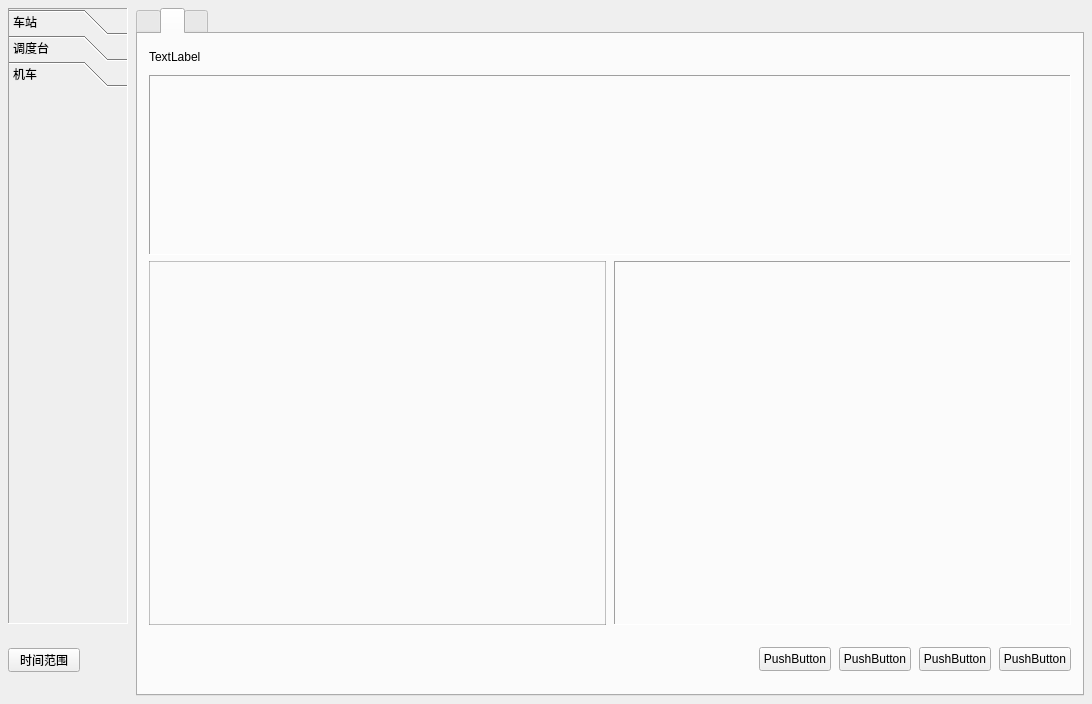
First picture: the form in CTCMainWindow/StationViewKSK/ModuleWidget/StaDispatchOrderKSK.ui, repository fatter1996/CTCProject, before the edit.
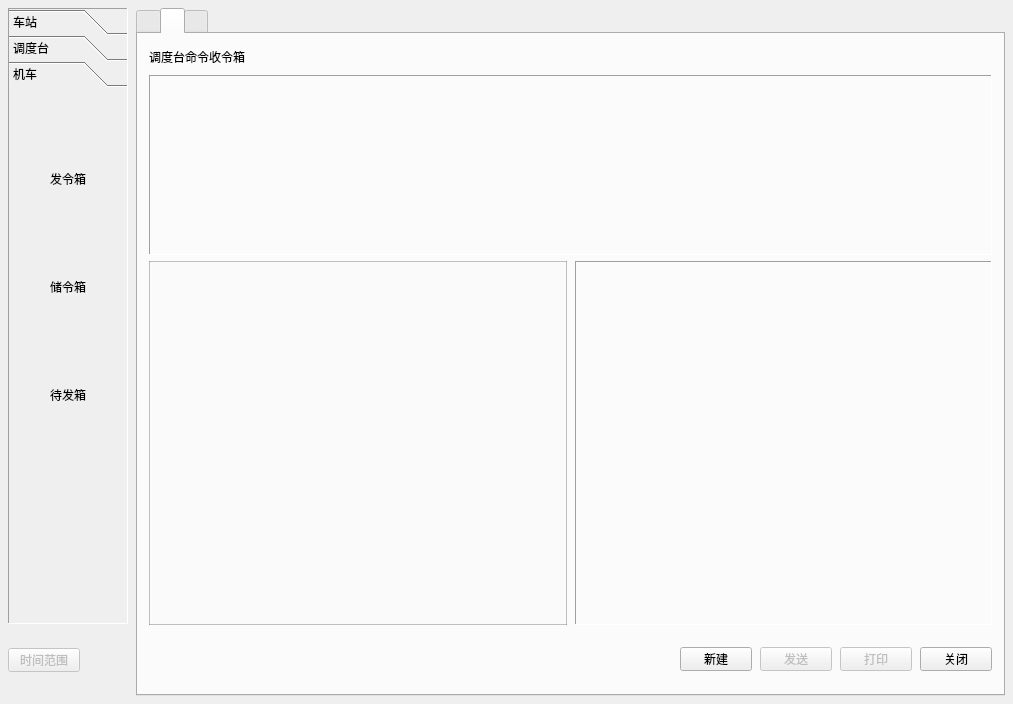
Second picture: the form after the edit. The open tabs and pages were chosen to show the change. Icons and pictures are not drawn.

Commit message: 肖晨阳——收令箱界面及部分功能，合并代码

```diff
--- a/CTCMainWindow/StationViewKSK/ModuleWidget/StaDispatchOrderKSK.ui
+++ b/CTCMainWindow/StationViewKSK/ModuleWidget/StaDispatchOrderKSK.ui
@@ -6,7 +6,7 @@
    <rect>
     <x>0</x>
     <y>0</y>
-    <width>1092</width>
+    <width>1013</width>
     <height>704</height>
    </rect>
   </property>
@@ -313,14 +313,250 @@
         </attribute>
        </widget>
        <widget class="QWidget" name="page_3">
+        <property name="geometry">
+         <rect>
+          <x>0</x>
+          <y>0</y>
+          <width>118</width>
+          <height>553</height>
+         </rect>
+        </property>
         <attribute name="label">
          <string>机车</string>
         </attribute>
+        <layout class="QVBoxLayout" name="verticalLayout_18">
+         <property name="spacing">
+          <number>12</number>
+         </property>
+         <property name="leftMargin">
+          <number>27</number>
+         </property>
+         <property name="topMargin">
+          <number>12</number>
+         </property>
+         <property name="rightMargin">
+          <number>27</number>
+         </property>
+         <property name="bottomMargin">
+          <number>12</number>
+         </property>
+         <item>
+          <widget class="QWidget" name="widget_7" native="true">
+           <property name="minimumSize">
+            <size>
+             <width>64</width>
+             <height>96</height>
+            </size>
+           </property>
+           <property name="maximumSize">
+            <size>
+             <width>64</width>
+             <height>96</height>
+            </size>
+           </property>
+           <layout class="QVBoxLayout" name="verticalLayout_7">
+            <property name="spacing">
+             <number>0</number>
+            </property>
+            <property name="leftMargin">
+             <number>0</number>
+            </property>
+            <property name="topMargin">
+             <number>0</number>
+            </property>
+            <property name="rightMargin">
+             <number>0</number>
+            </property>
+            <property name="bottomMargin">
+             <number>0</number>
+            </property>
+            <item>
+             <widget class="QLabel" name="label_13">
+              <property name="minimumSize">
+               <size>
+                <width>64</width>
+                <height>64</height>
+               </size>
+              </property>
+              <property name="maximumSize">
+               <size>
+                <width>64</width>
+                <height>64</height>
+               </size>
+              </property>
+              <property name="styleSheet">
+               <string notr="true">image: url(:/CTCProject/icon/inbox.png);</string>
+              </property>
+              <property name="text">
+               <string/>
+              </property>
+             </widget>
+            </item>
+            <item>
+             <widget class="QLabel" name="label_14">
+              <property name="text">
+               <string>发令箱</string>
+              </property>
+              <property name="alignment">
+               <set>Qt::AlignCenter</set>
+              </property>
+             </widget>
+            </item>
+           </layout>
+          </widget>
+         </item>
+         <item>
+          <widget class="QWidget" name="widget_8" native="true">
+           <property name="minimumSize">
+            <size>
+             <width>64</width>
+             <height>96</height>
+            </size>
+           </property>
+           <property name="maximumSize">
+            <size>
+             <width>64</width>
+             <height>96</height>
+            </size>
+           </property>
+           <layout class="QVBoxLayout" name="verticalLayout_10">
+            <property name="spacing">
+             <number>0</number>
+            </property>
+            <property name="leftMargin">
+             <number>0</number>
+            </property>
+            <property name="topMargin">
+             <number>0</number>
+            </property>
+            <property name="rightMargin">
+             <number>0</number>
+            </property>
+            <property name="bottomMargin">
+             <number>0</number>
+            </property>
+            <item>
+             <widget class="QLabel" name="label_15">
+              <property name="minimumSize">
+               <size>
+                <width>64</width>
+                <height>64</height>
+               </size>
+              </property>
+              <property name="maximumSize">
+               <size>
+                <width>64</width>
+                <height>64</height>
+               </size>
+              </property>
+              <property name="styleSheet">
+               <string notr="true">image: url(:/CTCProject/icon/inbox.png);</string>
+              </property>
+              <property name="text">
+               <string/>
+              </property>
+             </widget>
+            </item>
+            <item>
+             <widget class="QLabel" name="label_16">
+              <property name="text">
+               <string>储令箱</string>
+              </property>
+              <property name="alignment">
+               <set>Qt::AlignCenter</set>
+              </property>
+             </widget>
+            </item>
+           </layout>
+          </widget>
+         </item>
+         <item>
+          <widget class="QWidget" name="widget_9" native="true">
+           <property name="minimumSize">
+            <size>
+             <width>64</width>
+             <height>96</height>
+            </size>
+           </property>
+           <property name="maximumSize">
+            <size>
+             <width>64</width>
+             <height>96</height>
+            </size>
+           </property>
+           <layout class="QVBoxLayout" name="verticalLayout_17">
+            <property name="spacing">
+             <number>0</number>
+            </property>
+            <property name="leftMargin">
+             <number>0</number>
+            </property>
+            <property name="topMargin">
+             <number>0</number>
+            </property>
+            <property name="rightMargin">
+             <number>0</number>
+            </property>
+            <property name="bottomMargin">
+             <number>0</number>
+            </property>
+            <item>
+             <widget class="QLabel" name="label_17">
+              <property name="minimumSize">
+               <size>
+                <width>64</width>
+                <height>64</height>
+               </size>
+              </property>
+              <property name="maximumSize">
+               <size>
+                <width>64</width>
+                <height>64</height>
+               </size>
+              </property>
+              <property name="styleSheet">
+               <string notr="true">image: url(:/CTCProject/icon/inbox.png);</string>
+              </property>
+              <property name="text">
+               <string/>
+              </property>
+             </widget>
+            </item>
+            <item>
+             <widget class="QLabel" name="label_18">
+              <property name="text">
+               <string>待发箱</string>
+              </property>
+              <property name="alignment">
+               <set>Qt::AlignCenter</set>
+              </property>
+             </widget>
+            </item>
+           </layout>
+          </widget>
+         </item>
+         <item>
+          <spacer name="verticalSpacer_3">
+           <property name="orientation">
+            <enum>Qt::Vertical</enum>
+           </property>
+           <property name="sizeHint" stdset="0">
+            <size>
+             <width>20</width>
+             <height>202</height>
+            </size>
+           </property>
+          </spacer>
+         </item>
+        </layout>
        </widget>
       </widget>
      </item>
      <item>
       <widget class="QPushButton" name="pushButton_5">
+       <property name="enabled">
+        <bool>false</bool>
+       </property>
        <property name="minimumSize">
         <size>
          <width>72</width>
@@ -747,7 +983,7 @@
           </size>
          </property>
          <property name="text">
-          <string>TextLabel</string>
+          <string>调度台命令收令箱</string>
          </property>
         </widget>
        </item>
@@ -797,6 +1033,23 @@
            <property name="frameShadow">
             <enum>QFrame::Sunken</enum>
            </property>
+           <layout class="QHBoxLayout" name="horizontalLayout_12">
+            <property name="spacing">
+             <number>0</number>
+            </property>
+            <property name="leftMargin">
+             <number>0</number>
+            </property>
+            <property name="topMargin">
+             <number>0</number>
+            </property>
+            <property name="rightMargin">
+             <number>0</number>
+            </property>
+            <property name="bottomMargin">
+             <number>0</number>
+            </property>
+           </layout>
           </widget>
          </item>
         </layout>
@@ -840,12 +1093,15 @@
             </size>
            </property>
            <property name="text">
-            <string>PushButton</string>
+            <string>新建</string>
            </property>
           </widget>
          </item>
          <item>
           <widget class="QPushButton" name="pushButton_10">
+           <property name="enabled">
+            <bool>false</bool>
+           </property>
            <property name="minimumSize">
             <size>
              <width>72</width>
@@ -859,12 +1115,15 @@
             </size>
            </property>
            <property name="text">
-            <string>PushButton</string>
+            <string>发送</string>
            </property>
           </widget>
          </item>
          <item>
           <widget class="QPushButton" name="pushButton_8">
+           <property name="enabled">
+            <bool>false</bool>
+           </property>
            <property name="minimumSize">
             <size>
              <width>72</width>
@@ -878,7 +1137,7 @@
             </size>
            </property>
            <property name="text">
-            <string>PushButton</string>
+            <string>打印</string>
            </property>
           </widget>
          </item>
@@ -897,7 +1156,7 @@
             </size>
            </property>
            <property name="text">
-            <string>PushButton</string>
+            <string>关闭</string>
            </property>
           </widget>
          </item>
```
Left out of the diff: 405 changed lines with no effect on the pictures. The commit also changes 25 other files.
